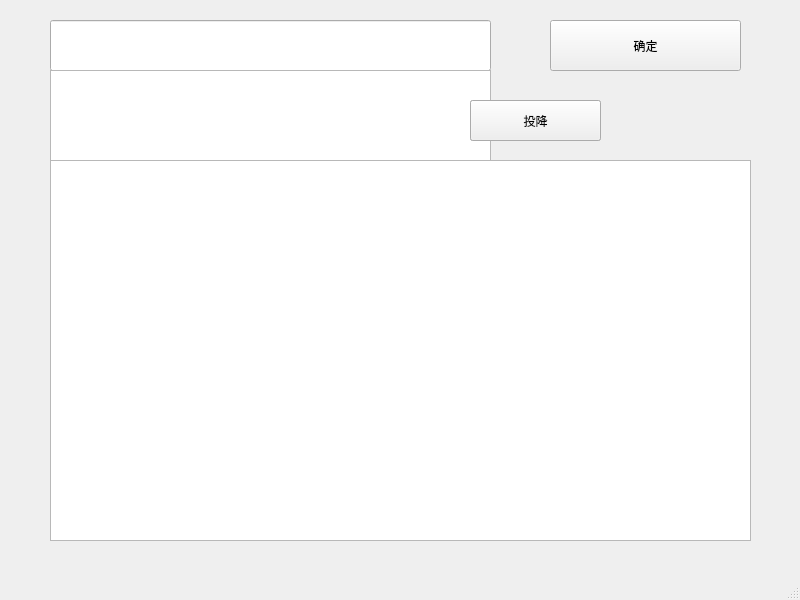
Before: the Qt Designer form mainwindow.ui in sunzhaoxuan/fribergccb, drawn with Qt 5.
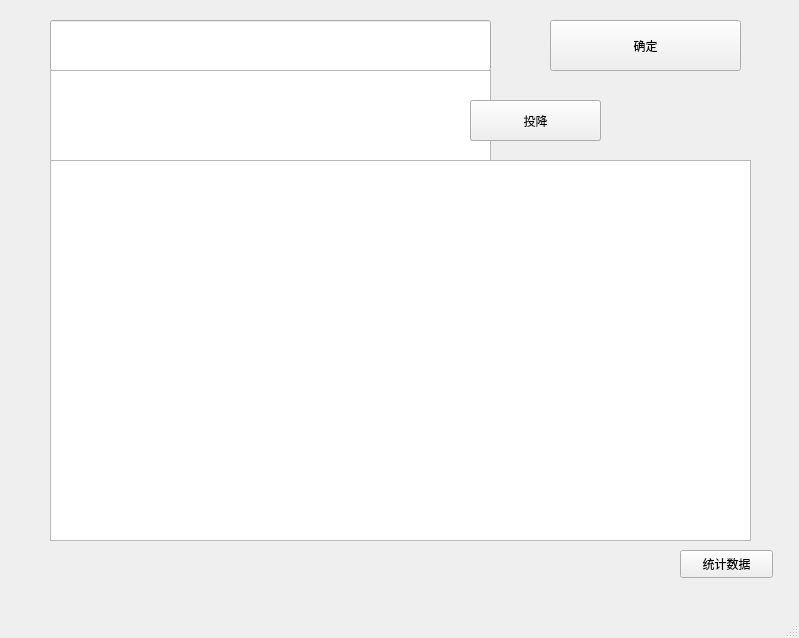
After: the same form once the commit is applied.

What changed in the file:
```diff
--- a/mainwindow.ui
+++ b/mainwindow.ui
@@ -6,8 +6,8 @@
    <rect>
     <x>0</x>
     <y>0</y>
-    <width>800</width>
-    <height>600</height>
+    <width>799</width>
+    <height>638</height>
    </rect>
   </property>
   <property name="windowTitle">
@@ -118,6 +118,19 @@
      <string/>
     </property>
    </widget>
+   <widget class="QPushButton" name="statsButton">
+    <property name="geometry">
+     <rect>
+      <x>680</x>
+      <y>550</y>
+      <width>93</width>
+      <height>28</height>
+     </rect>
+    </property>
+    <property name="text">
+     <string>统计数据</string>
+    </property>
+   </widget>
   </widget>
   <widget class="QMenuBar" name="menubar">
    <property name="geometry">
```
Left out of the diff: 2 changed lines with no effect on the pictures.
